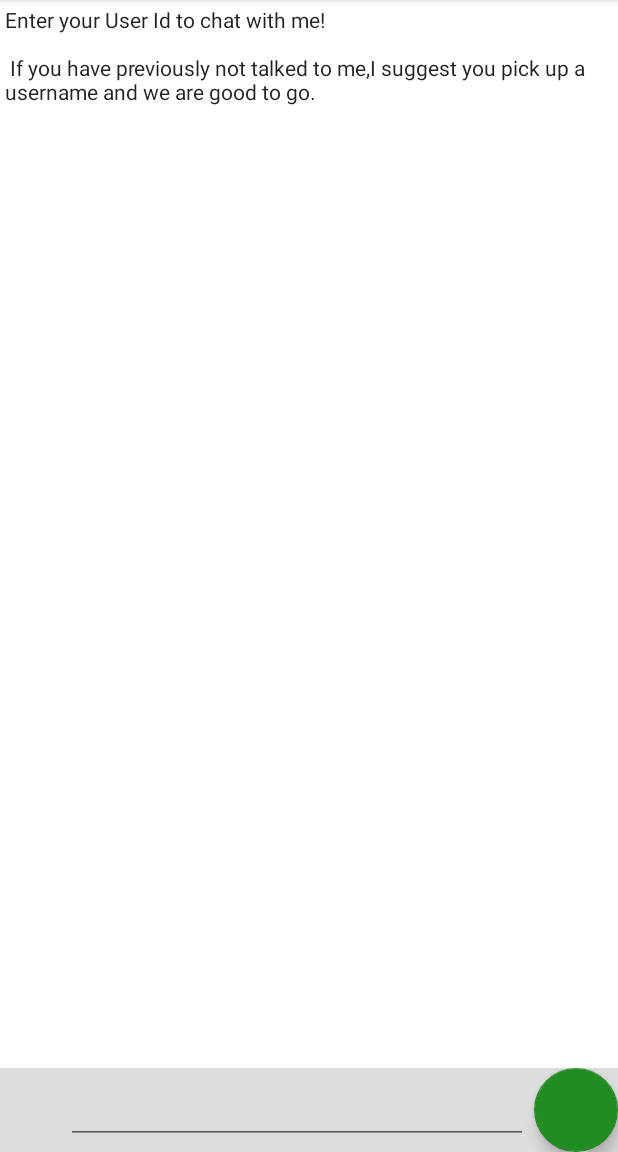
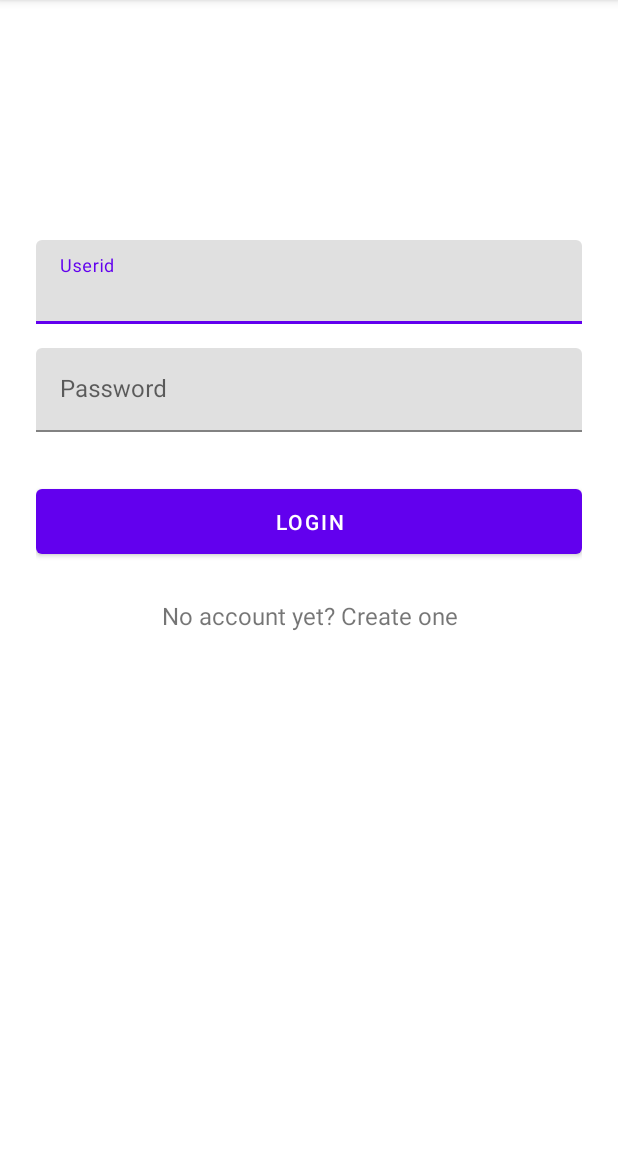
Before and after one commit to TheRhetorician/AI, an Android app: the screen it shows after launch (MainActivity before the commit, LoginActivity after it), on a phone screen of 412 x 824 dp, the part 84-1236 px from its top. Run offline under Robolectric (Android 15) with nearby library versions, the phone set to English and light mode, and no system bars; our stand-ins replace ButterKnife, Volley; plain views replace ChatMessageView.

Commit message:
A1 almost done

```diff
--- a/A1/Tikri/app/src/main/AndroidManifest.xml
+++ b/A1/Tikri/app/src/main/AndroidManifest.xml
@@ -19,7 +19,8 @@
                 <category android:name="android.intent.category.LAUNCHER" />
             </intent-filter>
         </activity>
-
+        <activity android:name=".LoginActivity" android:theme="@style/Theme.MyApplication" />
+        <activity android:name=".SignupActivity" android:theme="@style/Theme.MyApplication" />
     </application>
 
 </manifest>
--- a/A1/Tikri/app/src/main/java/com/example/myapplication/MainActivity.java
+++ b/A1/Tikri/app/src/main/java/com/example/myapplication/MainActivity.java
@@ -3,8 +3,12 @@ package com.example.myapplication;
 import androidx.annotation.RequiresApi;
 import androidx.appcompat.app.AppCompatActivity;
 
+import android.content.Context;
+import android.content.Intent;
+import android.content.SharedPreferences;
 import android.os.Build;
 import android.os.Bundle;
+import android.preference.PreferenceManager;
 import android.util.Log;
 import android.view.View;
 import android.widget.EditText;
@@ -48,14 +52,18 @@ public class MainActivity extends AppCompatActivity {
     protected void onCreate(Bundle savedInstanceState) {
         super.onCreate(savedInstanceState);
         setContentView(R.layout.activity_main);
+        Intent intent = new Intent(this, LoginActivity.class);
+        startActivity(intent);
         mListView = (ListView) findViewById(R.id.listView);
         mButtonSend = (FloatingActionButton) findViewById(R.id.btn_send);
         mEditTextMessage = (EditText) findViewById(R.id.et_message);
         mImageView = (ImageView) findViewById(R.id.iv_image);
         mAdapter = new MessageAdapt(this, new ArrayList<MessageFn>());
         mListView.setAdapter(mAdapter);
-        MessageFn msgquery = new MessageFn("Enter your User Id to chat with me! \n\n If you have previously not talked to me,I suggest you pick up a username and we are good to go.", false, false);
-        mAdapter.add(msgquery);
+        //MessageFn msgquery = new MessageFn("Enter your User Id to chat with me! \n\n If you have previously not talked to me,I suggest you pick up a username and we are good to go.", false, false);
+        //mAdapter.add(msgquery);
+        //SharedPreferences prefs = this.getPreferences(Context.MODE_PRIVATE);
+        //userid = prefs.getString("name", "");
 
 
 //code for sending the message
@@ -65,12 +73,12 @@ public class MainActivity extends AppCompatActivity {
             public void onClick(View v) {
                 String msg = mEditTextMessage.getText().toString();
                 if(firstmsg == true){
-                    userid = msg;
+                   userid = msg;
 
                     MessageFn userMsg = new MessageFn(userid, true, false);
                     mAdapter.add(userMsg);
 
-                    String toDisplay = msg + " I am fetching your messages.Let me use my speed booster for a busy person like you!";
+                    String toDisplay = userid + " I am fetching your messages.Let me use my speed booster for a busy person like you!";
                     MessageFn displayGetMsg = new MessageFn(toDisplay, false, false);
                     mAdapter.add(displayGetMsg);
                     getMessages(mAdapter,userid);
@@ -89,6 +97,7 @@ public class MainActivity extends AppCompatActivity {
         });
     }
     public void getMessages(final MessageAdapt mAdapter,String userid){
+        System.out.println("AAYA");
         String URL = "http://10.0.2.2:8000/users/" + userid;
         JsonArrayRequest objectRequest = new JsonArrayRequest(
                 Request.Method.GET,
--- /dev/null
+++ b/A1/Tikri/app/src/main/res/layout/activity_login.xml
@@ -0,0 +1,66 @@
+<?xml version="1.0" encoding="utf-8"?>
+<ScrollView xmlns:android="http://schemas.android.com/apk/res/android"
+    xmlns:tools="http://schemas.android.com/tools"
+    android:layout_width="fill_parent"
+    android:layout_height="fill_parent"
+    android:fitsSystemWindows="true">
+
+    <LinearLayout
+        android:orientation="vertical"
+        android:layout_width="match_parent"
+        android:layout_height="wrap_content"
+        android:paddingTop="56dp"
+        android:paddingLeft="24dp"
+        android:paddingRight="24dp">
+
+        <ImageView tools:srcCompat="@android:drawable/btn_star_big_on"
+            android:layout_width="wrap_content"
+            android:layout_height="72dp"
+            android:layout_marginBottom="24dp"
+            android:layout_gravity="center_horizontal" />
+
+        <!-- Email Label -->
+        <com.google.android.material.textfield.TextInputLayout
+            android:layout_width="match_parent"
+            android:layout_height="wrap_content"
+            android:layout_marginTop="8dp"
+            android:layout_marginBottom="8dp">
+            <com.google.android.material.textfield.TextInputEditText android:id="@+id/input_userid"
+                android:layout_width="match_parent"
+                android:layout_height="wrap_content"
+                android:inputType="textCapWords"
+                android:hint="Userid" />
+        </com.google.android.material.textfield.TextInputLayout>
+
+        <!-- Password Label -->
+        <com.google.android.material.textfield.TextInputLayout
+            android:layout_width="match_parent"
+            android:layout_height="wrap_content"
+            android:layout_marginTop="8dp"
+            android:layout_marginBottom="8dp">
+            <com.google.android.material.textfield.TextInputEditText android:id="@+id/input_password"
+                android:layout_width="match_parent"
+                android:layout_height="wrap_content"
+                android:inputType="textPassword"
+                android:hint="Password"/>
+        </com.google.android.material.textfield.TextInputLayout>
+
+        <Button
+            android:id="@+id/btn_login"
+            android:layout_width="fill_parent"
+            android:layout_height="wrap_content"
+            android:layout_marginTop="24dp"
+            android:layout_marginBottom="24dp"
+            android:padding="12dp"
+            android:text="Login"/>
+
+        <TextView android:id="@+id/link_signup"
+            android:layout_width="fill_parent"
+            android:layout_height="wrap_content"
+            android:layout_marginBottom="24dp"
+            android:text="No account yet? Create one"
+            android:gravity="center"
+            android:textSize="16dip"/>
+
+    </LinearLayout>
+</ScrollView>
```
Also changed, not shown: A1/Tikri/app/build.gradle (+12 -6 lines), A1/Tikri/app/src/main/java/com/example/myapplication/LoginActivity.java (added, +185 -0 lines), A1/Tikri/app/src/main/java/com/example/myapplication/SignupActivity.java (added, +203 -0 lines), A1/Tikri/app/src/main/res/layout/activity_main.xml (+6 -2 lines), A1/Tikri/app/src/main/res/layout/activity_signup.xml (added, +111 -0 lines), 1 other file.
